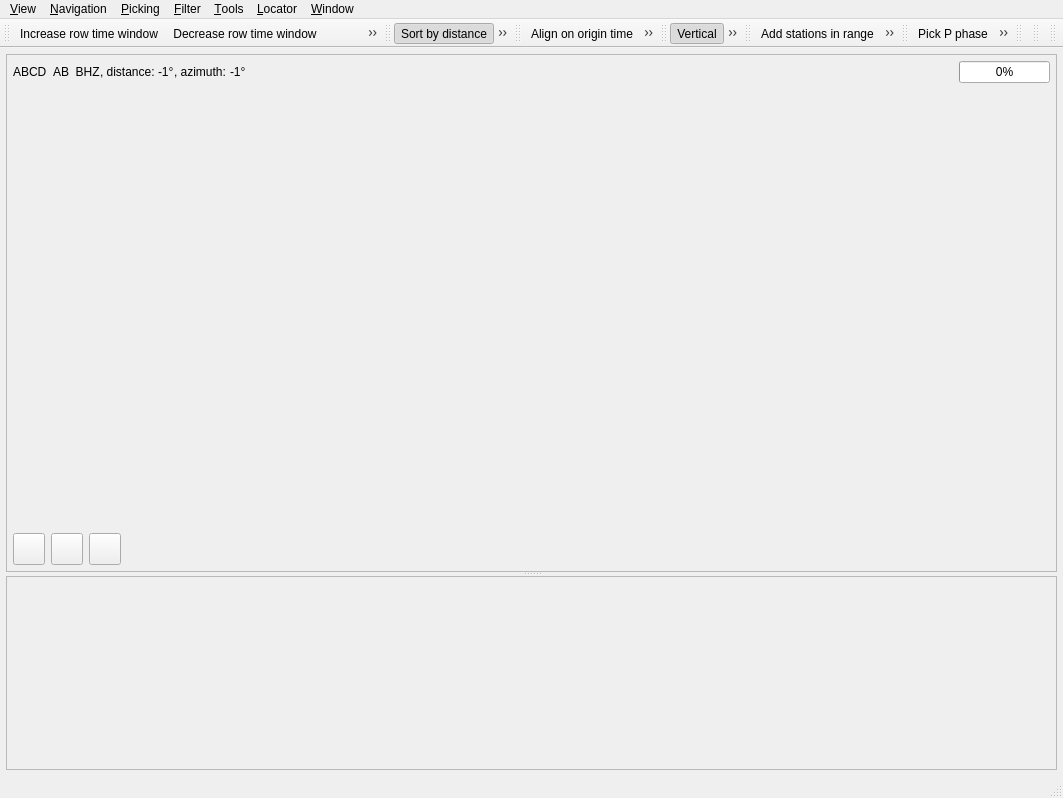
This is libs/seiscomp/gui/datamodel/pickerview.ui in SeisComP/common as Qt 5 draws it before an edit. The edited form follows.
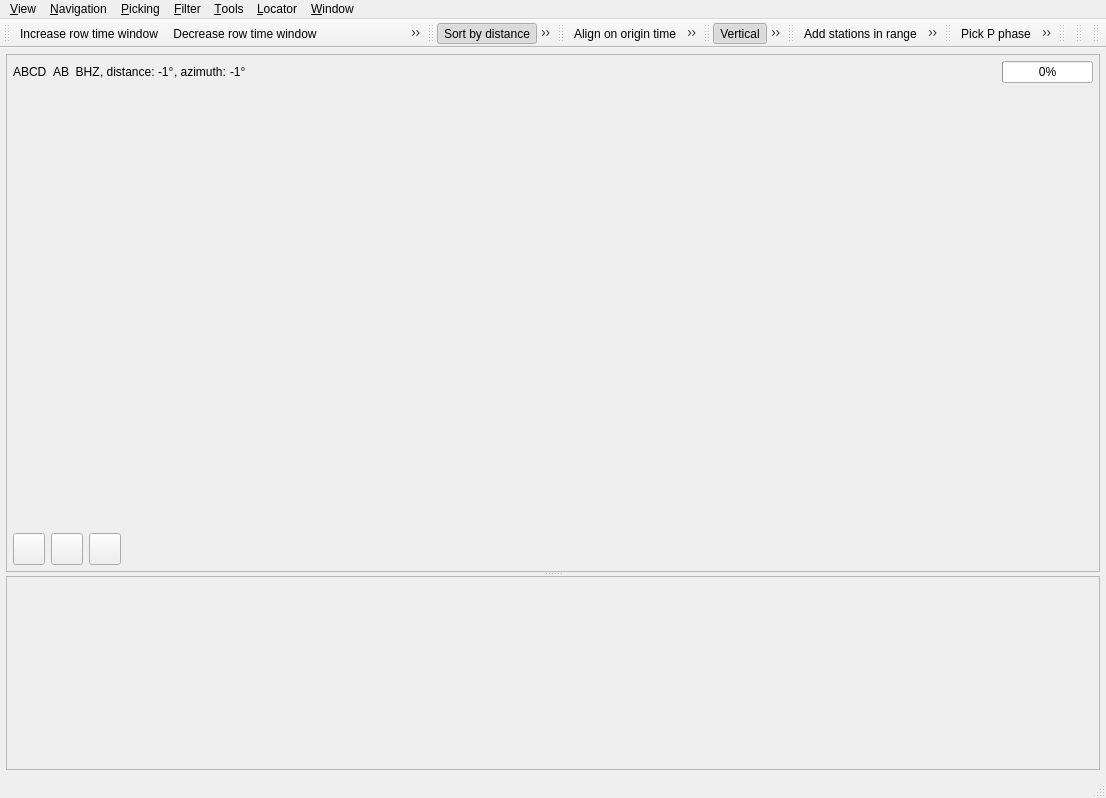
This is the edited form. Custom widgets are drawn as their Qt base class.

Commit message: [gui] Add PickerView shortcut 'A' to toggle amplitude cursor display

Diff of the .ui file:
```diff
--- a/libs/seiscomp/gui/datamodel/pickerview.ui
+++ b/libs/seiscomp/gui/datamodel/pickerview.ui
@@ -6,7 +6,7 @@
    <rect>
     <x>0</x>
     <y>0</y>
-    <width>1063</width>
+    <width>1106</width>
     <height>798</height>
    </rect>
   </property>
@@ -600,8 +600,8 @@
     <rect>
      <x>0</x>
      <y>0</y>
-     <width>1063</width>
-     <height>38</height>
+     <width>1106</width>
+     <height>30</height>
     </rect>
    </property>
    <widget class="QMenu" name="menu_Filter">
```
Left out of the diff: 90 changed lines with no effect on the pictures. The commit also changes 1 other file.
